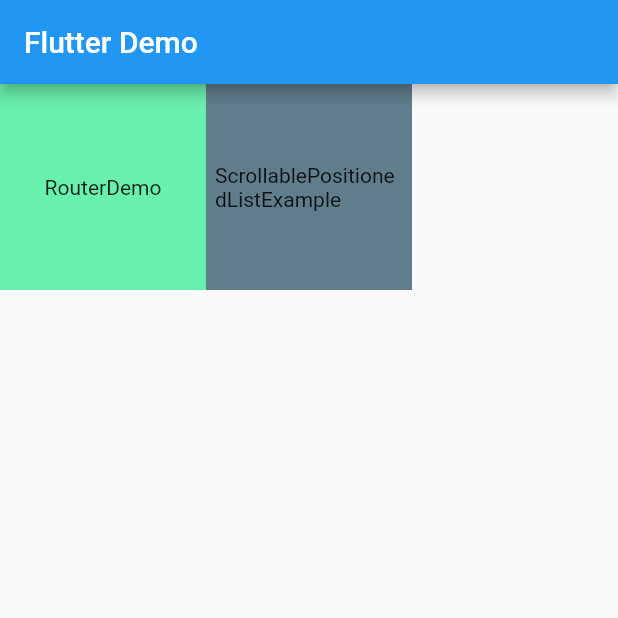
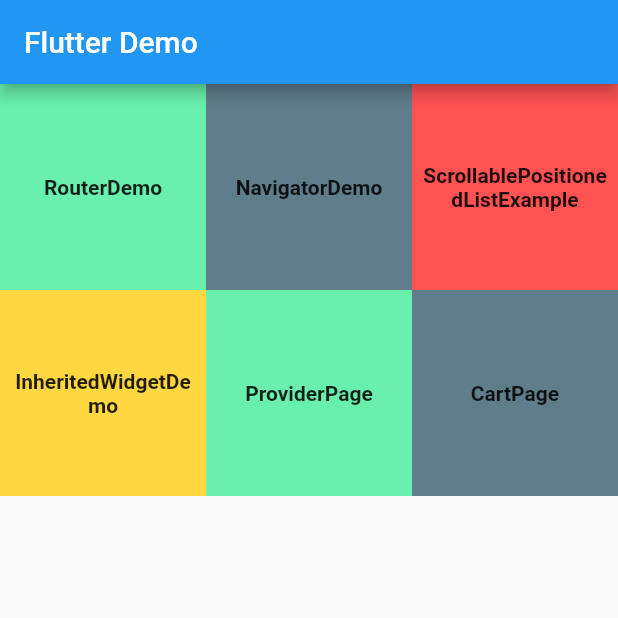
Before and after one commit to devin1014/flutter_widget_demo, a Flutter app: the screen it shows after launch, on a phone screen of 412 x 824 dp, the top half of it. Run offline on Flutter 3.47's test engine with Material 2 defaults, Android fonts, the phone set to English and light mode, and no system bars; our stand-ins replace fluro, fluttertoast, scrollable_positioned_list, sqflite; accounts and stored records are empty.

Commit message:
[update] optimize inherited_widget_demo.dart file

```diff
--- a/lib/main.dart
+++ b/lib/main.dart
@@ -1,7 +1,11 @@
 import 'package:flutter/material.dart';
 import 'package:flutter_widget_demo/list_view/scrollable_positioned_list.dart';
+import 'package:flutter_widget_demo/router/navigator_demo.dart';
 import 'package:flutter_widget_demo/router/router_demo.dart';
 import 'package:flutter_widget_demo/routers.dart';
+import 'package:flutter_widget_demo/share/inherited_provider.dart';
+import 'package:flutter_widget_demo/share/inherited_widget_demo.dart';
+import 'package:flutter_widget_demo/share/provider.dart';
 
 void main() {
   Routers.init();
@@ -10,7 +14,14 @@ void main() {
 }
 
 class MyApp extends StatelessWidget {
-  static const pages = [RouterDemo(), ScrollablePositionedListExample()];
+  static const pages = [
+    RouterDemo(),
+    NavigatorDemo(),
+    ScrollablePositionedListExample(),
+    InheritedWidgetDemo(),
+    ProviderPage(),
+    CartPage(),
+  ];
   static const colors = [Colors.greenAccent, Colors.blueGrey, Colors.redAccent, Colors.amberAccent];
 
   const MyApp({Key? key}) : super(key: key);
@@ -18,6 +29,7 @@ class MyApp extends StatelessWidget {
   @override
   Widget build(BuildContext context) {
     return MaterialApp(
+      navigatorKey: Routers.globalNavigatorKey,
       title: 'Flutter Demo',
       theme: ThemeData(primarySwatch: Colors.blue),
       onGenerateRoute: (settings) {
@@ -35,16 +47,16 @@ class MyApp extends StatelessWidget {
             gridDelegate: const SliverGridDelegateWithFixedCrossAxisCount(crossAxisCount: 3),
             itemBuilder: (context, index) => Builder(builder: (context) {
                   final name = pages[index].runtimeType.toString();
-                  return InkWell(
-                      onTap: () {
-                        Navigator.of(context).pushNamed(name, arguments: index);
-                      },
-                      child: Container(
-                        height: 128,
-                        padding: const EdgeInsets.all(6),
-                        alignment: Alignment.center,
-                        color: colors[index % colors.length],
-                        child: Text(name, style: const TextStyle(fontSize: 14)),
+                  return Container(
+                      height: 128,
+                      padding: const EdgeInsets.all(6),
+                      alignment: Alignment.center,
+                      color: colors[index % colors.length],
+                      child: InkWell(
+                        onTap: () => Navigator.of(context).pushNamed(name, arguments: index),
+                        child: Text(name,
+                            style: const TextStyle(fontSize: 14, fontWeight: FontWeight.bold),
+                            textAlign: TextAlign.center),
                       ));
                 })),
       ),
--- /dev/null
+++ b/lib/router/navigator_demo.dart
@@ -0,0 +1,12 @@
+
+import 'package:flutter/material.dart';
+
+class NavigatorDemo extends StatelessWidget{
+  const NavigatorDemo({Key? key}) : super(key: key);
+
+  @override
+  Widget build(BuildContext context) {
+    // TODO: implement build
+    throw UnimplementedError();
+  }
+}
--- a/lib/routers.dart
+++ b/lib/routers.dart
@@ -3,6 +3,7 @@ import 'package:flutter/material.dart';
 import 'package:flutter_widget_demo/router/router_demo.dart';
 
 class Routers {
+  static final GlobalKey<NavigatorState> globalNavigatorKey = GlobalKey<NavigatorState>();
   static final FluroRouter _router = FluroRouter();
 
   static init() {
```
Also changed, not shown: lib/logger.dart (added, +18 -0 lines), lib/router/router_demo.dart (+5 -3 lines), lib/share/inherited_widget_demo.dart (added, +98 -0 lines), lib/share/share_data.dart (deleted, +0 -71 lines).
